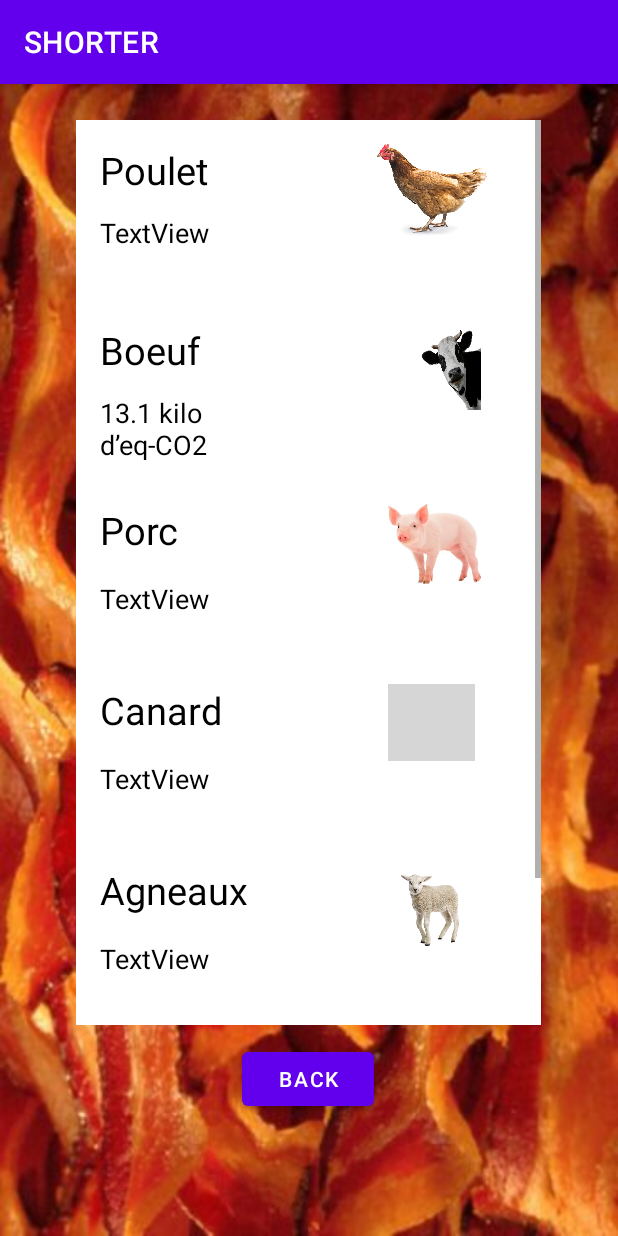
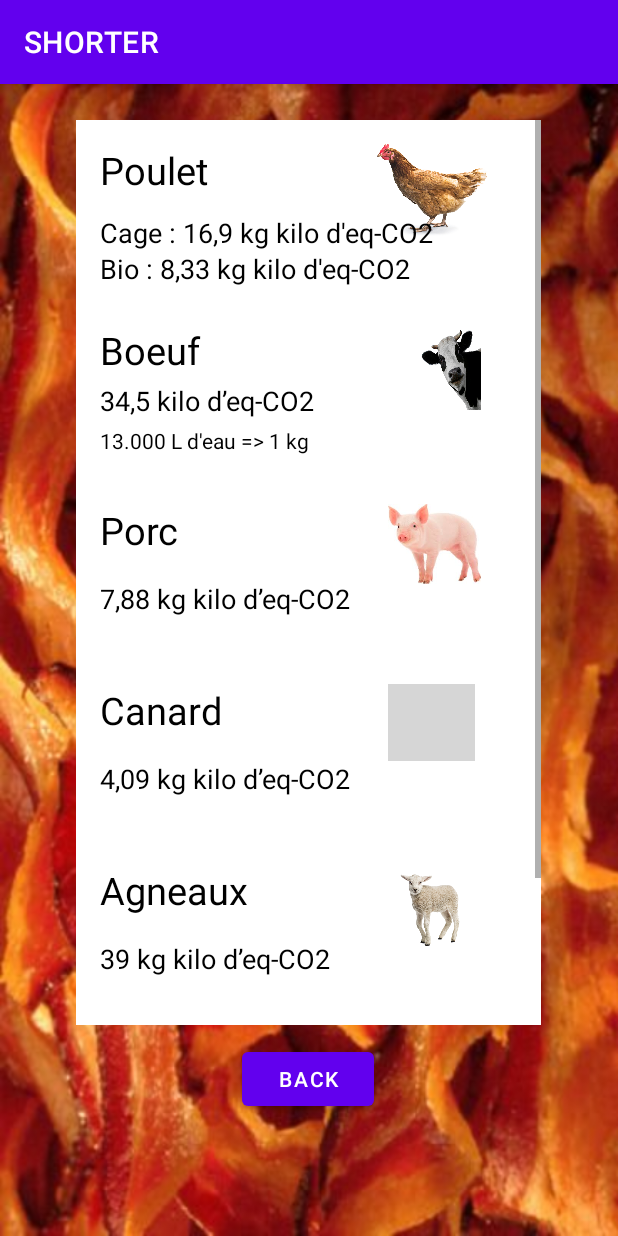
Before and after one commit to leacmrt/SHORTER, an Android app: the Viande screen opened directly, with no data from a screen before it, on a phone screen of 412 x 824 dp. Run offline under Robolectric (Android 15) with nearby library versions, the phone set to English and light mode, and no system bars; grey boxes are pictures that could not be loaded.

```diff
--- a/app/src/main/res/layout/activity_viande.xml
+++ b/app/src/main/res/layout/activity_viande.xml
@@ -60,12 +60,25 @@
 
                     <TextView
                         android:id="@+id/textView29"
-                        android:layout_width="131dp"
-                        android:layout_height="41dp"
+                        android:layout_width="wrap_content"
+                        android:layout_height="wrap_content"
                         android:layout_marginStart="16dp"
                         android:layout_marginLeft="16dp"
                         android:layout_marginTop="12dp"
-                        android:text="TextView"
+                        android:text="Cage : 16,9 kg kilo d'eq-CO2"
+                        android:textColor="@color/black"
+                        android:textSize="18dp"
+                        app:layout_constraintStart_toStartOf="parent"
+                        app:layout_constraintTop_toBottomOf="@+id/Poulet" />
+
+                    <TextView
+                        android:id="@+id/textView36"
+                        android:layout_width="wrap_content"
+                        android:layout_height="wrap_content"
+                        android:layout_marginStart="16dp"
+                        android:layout_marginLeft="16dp"
+                        android:layout_marginTop="36dp"
+                        android:text="Bio : 8,33 kg kilo d'eq-CO2"
                         android:textColor="@color/black"
                         android:textSize="18dp"
                         app:layout_constraintStart_toStartOf="parent"
@@ -102,16 +115,28 @@
 
                     <TextView
                         android:id="@+id/textView30"
-                        android:layout_width="133dp"
-                        android:layout_height="44dp"
+                        android:layout_width="163dp"
+                        android:layout_height="28dp"
                         android:layout_marginStart="16dp"
                         android:layout_marginLeft="16dp"
-                        android:layout_marginTop="12dp"
+                        android:layout_marginTop="4dp"
+                        android:text="34,5 kilo d’eq-CO2 "
                         android:textColor="@color/black"
-                        android:text="13.1 kilo d’eq-CO2 "
                         android:textSize="18dp"
                         app:layout_constraintStart_toStartOf="parent"
                         app:layout_constraintTop_toBottomOf="@+id/Boeuf" />
+
+                    <TextView
+                        android:id="@+id/textView35"
+                        android:layout_width="wrap_content"
+                        android:layout_height="wrap_content"
+                        android:layout_marginStart="16dp"
+                        android:layout_marginLeft="16dp"
+                        android:layout_marginTop="1dp"
+                        android:textColor="@color/black"
+                        android:text="13.000 L d'eau => 1 kg"
+                        app:layout_constraintStart_toStartOf="parent"
+                        app:layout_constraintTop_toBottomOf="@+id/textView30" />
                 </androidx.constraintlayout.widget.ConstraintLayout>
 
                 <androidx.constraintlayout.widget.ConstraintLayout
@@ -144,12 +169,12 @@
 
                     <TextView
                         android:id="@+id/textView31"
-                        android:layout_width="116dp"
-                        android:layout_height="47dp"
+                        android:layout_width="wrap_content"
+                        android:layout_height="wrap_content"
                         android:layout_marginStart="16dp"
                         android:layout_marginLeft="16dp"
                         android:layout_marginTop="16dp"
-                        android:text="TextView"
+                        android:text="7,88 kg kilo d’eq-CO2"
                         android:textColor="@color/black"
                         android:textSize="18dp"
                         app:layout_constraintStart_toStartOf="parent"
@@ -186,12 +211,12 @@
 
                     <TextView
                         android:id="@+id/textView32"
-                        android:layout_width="119dp"
-                        android:layout_height="47dp"
+                        android:layout_width="wrap_content"
+                        android:layout_height="wrap_content"
                         android:layout_marginStart="16dp"
                         android:layout_marginLeft="16dp"
                         android:layout_marginTop="16dp"
-                        android:text="TextView"
+                        android:text="4,09 kg kilo d’eq-CO2"
                         android:textColor="@color/black"
                         android:textSize="18dp"
                         app:layout_constraintStart_toStartOf="parent"
@@ -228,12 +253,12 @@
 
                     <TextView
                         android:id="@+id/textView33"
-                        android:layout_width="125dp"
-                        android:layout_height="35dp"
+                        android:layout_width="wrap_content"
+                        android:layout_height="wrap_content"
                         android:layout_marginStart="16dp"
                         android:layout_marginLeft="16dp"
                         android:layout_marginTop="16dp"
-                        android:text="TextView"
+                        android:text="39 kg kilo d’eq-CO2"
                         android:textColor="@color/black"
                         android:textSize="18dp"
                         app:layout_constraintStart_toStartOf="parent"
@@ -270,12 +295,12 @@
 
                     <TextView
                         android:id="@+id/textView34"
-                        android:layout_width="128dp"
-                        android:layout_height="42dp"
+                        android:layout_width="wrap_content"
+                        android:layout_height="wrap_content"
                         android:layout_marginStart="16dp"
                         android:layout_marginLeft="16dp"
                         android:layout_marginTop="12dp"
-                        android:text="TextView"
+                        android:text="4,69 kg kilo d’eq-CO2"
                         android:textColor="@color/black"
                         android:textSize="18dp"
                         app:layout_constraintStart_toStartOf="parent"
```
Also changed, not shown: app/src/main/java/com/example/testppe/AjoutItem.java (added, +15 -0 lines), app/src/main/java/com/example/testppe/ui/dashboard/DashboardFragment.java (+28 -1 lines), app/src/main/res/layout/ajout.xml (added, +31 -0 lines).
